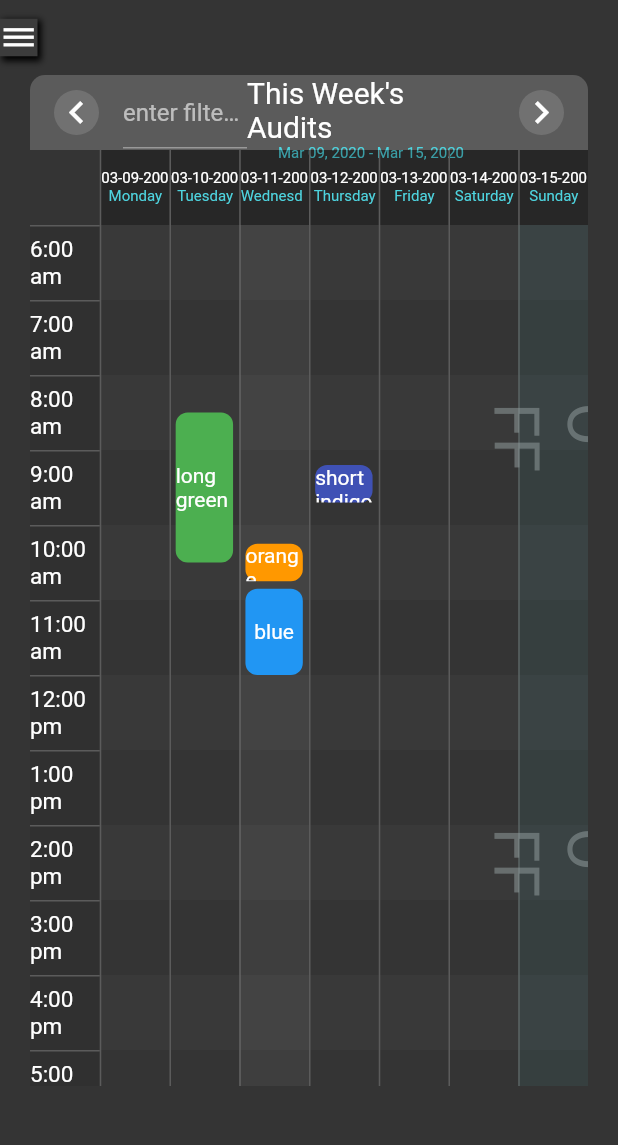
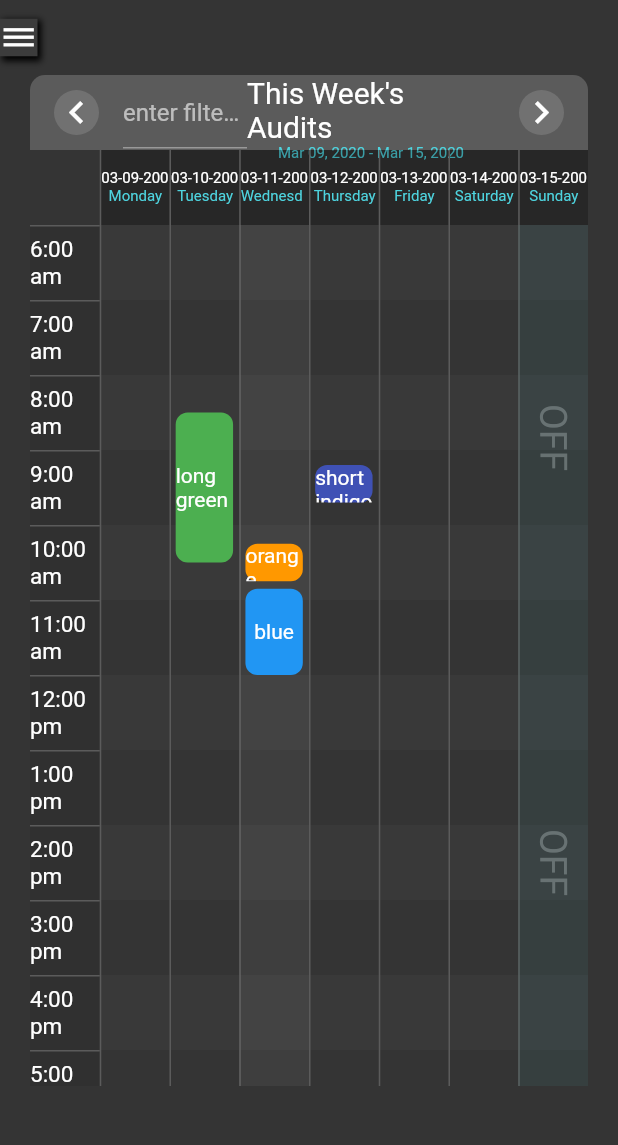
Before and after one commit to wterrill/gcfdLayout, a Flutter app: the SchedulingPage screen opened by its route, on a phone screen of 412 x 824 dp, the part 75-1220 px from its top. Run offline on Flutter 3.47's test engine with Material 2 defaults, Android fonts, the phone set to English and light mode, and no system bars; drawn by our look-alikes of auto_size_text; Roboto replaces fonts that are missing (Georgia).

Commit message:
added loading dialog, and skeleton for authentication, Also AutoSizeText for OFF marker

```diff
--- a/lib/main.dart
+++ b/lib/main.dart
@@ -2,8 +2,8 @@ import 'package:flutter/material.dart';
 import 'package:gcfdlayout/pages/LoginScreen/LoginScreen.dart';
 import 'package:gcfdlayout/pages/SchedulingPage/SchedulingPage.dart';
 // import 'package:responsive_framework/responsive_framework.dart';
-import 'Providers/CalendarData.dart';
-import 'Providers/LayoutData.dart';
+import 'providers/CalendarData.dart';
+import 'providers/LayoutData.dart';
 import 'package:provider/provider.dart';
 
 import 'package:flutter/scheduler.dart' show timeDilation;
--- a/lib/pages/SchedulingPage/SchedulingPage.dart
+++ b/lib/pages/SchedulingPage/SchedulingPage.dart
@@ -4,7 +4,7 @@ import 'dart:ui';
 import 'package:flutter/foundation.dart';
 import 'package:flutter/material.dart';
 import 'package:gcfdlayout/Definitions/colorDefs.dart';
-import 'package:gcfdlayout/Providers/LayoutData.dart';
+import 'package:gcfdlayout/providers/LayoutData.dart';
 import 'package:provider/provider.dart';
 import 'TopDrawer.dart';
 import 'TopWhiteHeader.dart';
@@ -298,6 +298,14 @@ class SchedulingPage extends StatelessWidget {
                 ),
               ); // <== end of .map
 
+              var dayOFFmarker = Transform.rotate(
+                  angle: 3.14 / 2,
+                  child: AutoSizeText("OFF",
+                      minFontSize: 12,
+                      maxLines: 1,
+                      overflow: TextOverflow.ellipsis,
+                      style: ColorDefs.textTransparentOffDay));
+
               var offOverlay = Positioned(
                   top: 0,
                   bottom: 0,
@@ -309,18 +317,9 @@ class SchedulingPage extends StatelessWidget {
                           child: Column(
                               mainAxisAlignment: MainAxisAlignment.spaceAround,
                               children: [
-                            Transform.rotate(
-                                angle: 3.14 / 2,
-                                child: Text("OFF",
-                                    style: ColorDefs.textTransparentOffDay)),
-                            Transform.rotate(
-                                angle: 3.14 / 2,
-                                child: Text("OFF",
-                                    style: ColorDefs.textTransparentOffDay)),
-                            Transform.rotate(
-                                angle: 3.14 / 2,
-                                child: Text("OFF",
-                                    style: ColorDefs.textTransparentOffDay))
+                            dayOFFmarker,
+                            dayOFFmarker,
+                            dayOFFmarker
                           ]))));
 
               var todayOverlay = Positioned(
```
Also changed, not shown: lib/Definitions/Dialogs.dart (added, +22 -0 lines), lib/communications/Authentication.dart (added, +7 -0 lines), lib/pages/LoginScreen/LoginForm.dart (+14 -1 lines).
